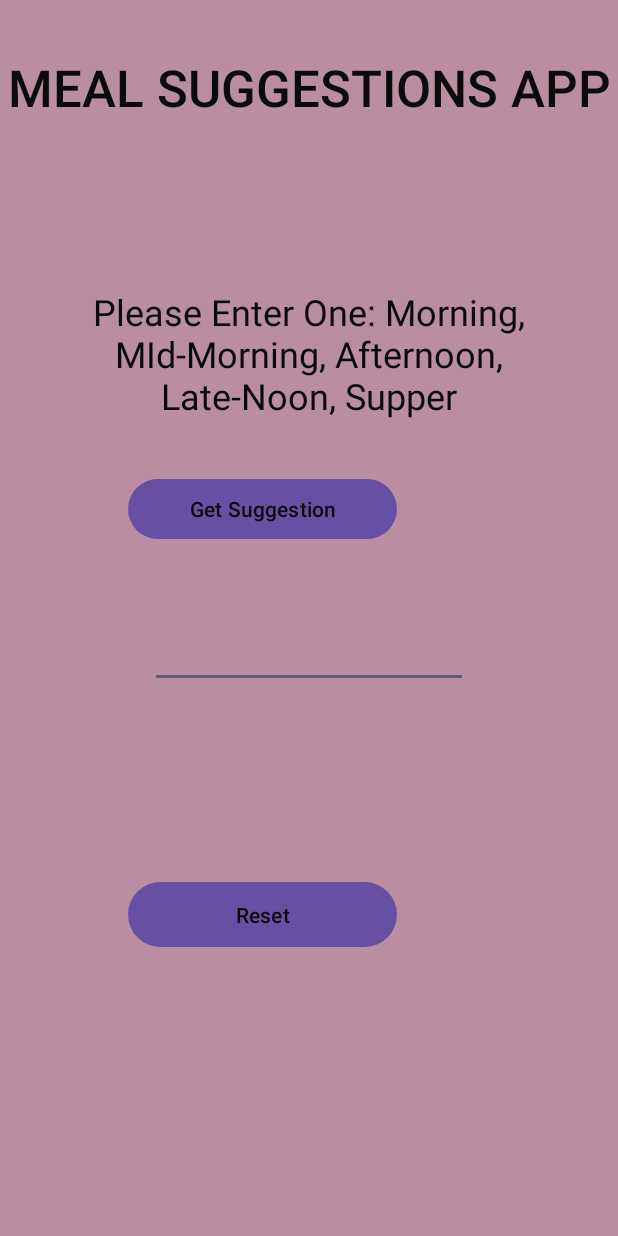
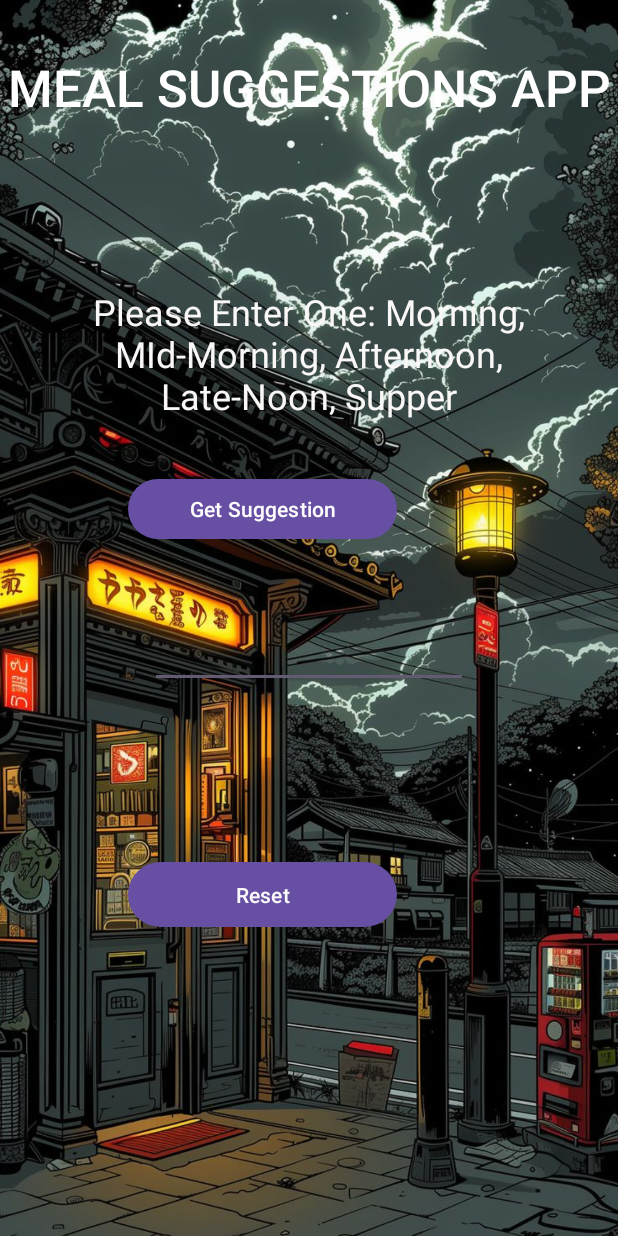
Before and after one commit to BakesTheDeveloper/meal-app-v, an Android app: the screen it shows after launch (MainActivity), on a phone screen of 412 x 824 dp. Run offline under Robolectric (Android 15) with nearby library versions, the phone set to English and light mode, and no system bars.

Commit message:
more ui updates

```diff
--- a/app/src/main/res/layout/activity_main.xml
+++ b/app/src/main/res/layout/activity_main.xml
@@ -5,7 +5,7 @@
     android:id="@+id/main"
     android:layout_width="match_parent"
     android:layout_height="match_parent"
-    android:background="#847C2C48"
+    android:background="@drawable/pint"
     android:orientation="vertical"
     tools:context=".MainActivity"
     tools:ignore="DuplicateIds">
@@ -20,7 +20,7 @@
         android:text="meal suggestions app"
         android:textAlignment="center"
         android:textAllCaps="true"
-        android:textColor="#0B0B0B"
+        android:textColor="#FFFFFF"
         android:textSize="34sp" />
 
     <TextView
@@ -31,7 +31,7 @@
         android:gravity="center_horizontal"
         android:text="Please Enter One: Morning, MId-Morning, Afternoon, Late-Noon, Supper"
         android:textAlignment="center"
-        android:textColor="#090909"
+        android:textColor="#FAF7F7"
         android:textSize="24sp"
         tools:layout_editor_absoluteX="64dp"
         tools:layout_editor_absoluteY="116dp" />
@@ -42,7 +42,7 @@
         android:layout_height="wrap_content"
         android:layout_marginHorizontal="85dp"
         android:text="Get Suggestion"
-        android:textColor="#090909"
+        android:textColor="#FFFEFE"
         app:iconTint="#040404"
         tools:layout_editor_absoluteX="132dp"
         tools:layout_editor_absoluteY="308dp" />
@@ -64,8 +64,8 @@
 
     <TextView
         android:id="@+id/SuggestionView"
-        android:layout_width="344dp"
-        android:layout_height="75dp"
+        android:layout_width="372dp"
+        android:layout_height="62dp"
         app:layout_constraintBottom_toTopOf="@+id/ResetButton"
         app:layout_constraintEnd_toEndOf="parent"
         app:layout_constraintHorizontal_bias="0.0"
@@ -80,7 +80,8 @@
         android:layout_marginHorizontal="85dp"
         android:gravity="center|center_horizontal"
         android:text="Reset"
-        android:textColor="#090909"
+        android:textColor="#FBFAFA"
+        app:iconTint="#0B0B0B"
         app:layout_constraintEnd_toEndOf="parent"
         app:layout_constraintHorizontal_bias="0.5"
         app:layout_constraintStart_toStartOf="parent"
```
Also changed, not shown: app/src/main/res/drawable/download.jpg (added), app/src/main/res/drawable/pint.jpg (added).
